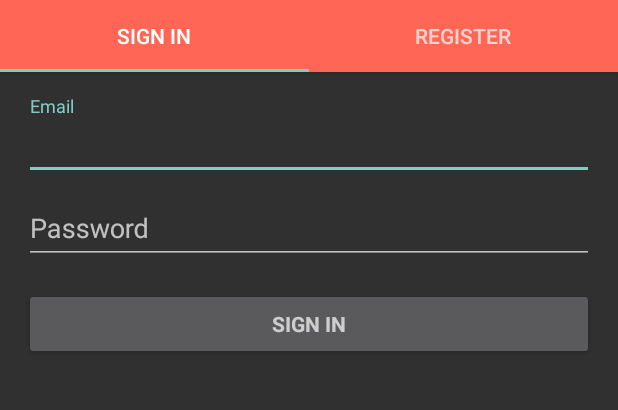
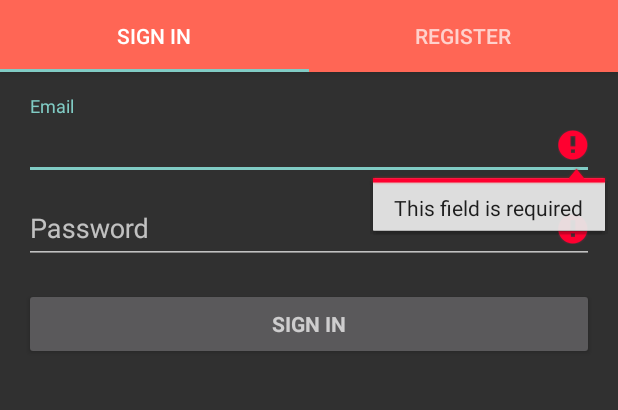
Before and after one commit to BillBarthel/Titan-Alumni-Card-App, an Android app: the screen it shows after launch (LoginActivity), after a tap on "SIGN IN", on a phone screen of 412 x 824 dp, the part 135-545 px from its top. Run offline under Robolectric (Android 15) with nearby library versions, the phone set to English and light mode, and no system bars; our stand-ins replace Volley.

```diff
--- a/app/src/main/java/uwosh/titan_alumni_card_app/AlumniCardBackgroundSelectActivity.java
+++ b/app/src/main/java/uwosh/titan_alumni_card_app/AlumniCardBackgroundSelectActivity.java
@@ -25,7 +25,10 @@ public class AlumniCardBackgroundSelectActivity extends AppCompatActivity {
     private RadioButton selectedBackground;
     private Button getSelectedBackground;
     private int alumniCardBackground;
-    private static String URL = "http://192.168.0.7/AlumniCardAndroid/setbackground.php";
+    //Include the IP of the computer XAMPP is running on
+    //private static String URL = "http://192.168.0.7/AlumniCardAndroid/setbackground.php";
+    //Include the url of where the db is being hosted
+    private static String URL = "http://uwoshalumnicardextra.000webhostapp.com/setbackground.php";
 
     @Override
     protected void onCreate(Bundle savedInstanceState) {
--- a/app/src/main/java/uwosh/titan_alumni_card_app/MainActivity.java
+++ b/app/src/main/java/uwosh/titan_alumni_card_app/MainActivity.java
@@ -65,7 +65,10 @@ public class MainActivity extends AppCompatActivity implements View.OnClickListe
     //Uri to store the image uri
     private Uri filePath;
 
-    private String UPLOAD_URL = "http://192.168.0.7/AlumniCardAndroid/upload.php";
+    //Include the IP of the computer XAMPP is running on
+    //private static String URL = "http://192.168.0.7/AlumniCardAndroid/upload.php";
+    //Include the url of where the db is being hosted
+    private static String UPLOAD_URL = "http://uwoshalumnicardextra.000webhostapp.com/upload.php";
 
     /**
      * The {@link android.support.v4.view.PagerAdapter} that will provide
@@ -106,7 +109,6 @@ public class MainActivity extends AppCompatActivity implements View.OnClickListe
         //Setting clicklistener
         buttonChoose.setOnClickListener(this);
         buttonUpload.setOnClickListener(this);
-
 
         //Set user data received from database
         String userData = getIntent().getStringExtra("USER_DATA");
--- a/app/src/main/java/uwosh/titan_alumni_card_app/RegisterFragment.java
+++ b/app/src/main/java/uwosh/titan_alumni_card_app/RegisterFragment.java
@@ -40,7 +40,9 @@ public class RegisterFragment extends Fragment {
     public static final String EMAIL = "email";
     public static final String PASSWORD = "password";
     //Include the IP of the computer XAMPP is running on
-    private static String URL = "http://192.168.0.7/AlumniCardAndroid/register.php";
+    //private static String URL = "http://192.168.0.7/AlumniCardAndroid/register.php";
+    //Include the url of where the db is being hosted
+    private static String URL = "http://uwoshalumnicardextra.000webhostapp.com/register.php";
 
     // UI references.
     private EditText mFirstName;
--- a/app/src/main/java/uwosh/titan_alumni_card_app/SignInFragment.java
+++ b/app/src/main/java/uwosh/titan_alumni_card_app/SignInFragment.java
@@ -38,7 +38,9 @@ public class SignInFragment extends Fragment {
     public static final String EMAIL = "email";
     public static final String PASSWORD = "password";
     //Include the IP of the computer XAMPP is running on
-    private static String URL = "http://192.168.0.7/AlumniCardAndroid/signIn.php";
+    //private static String URL = "http://192.168.0.7/AlumniCardAndroid/signIn.php";
+    //Include the url of where the db is being hosted
+    private static String URL = "http://uwoshalumnicardextra.000webhostapp.com/signIn.php";
 
     // UI references.
     private AutoCompleteTextView mEmailView;
@@ -98,10 +100,10 @@ public class SignInFragment extends Fragment {
         mPasswordView.setError(null);
 
         // Store values at the time of the login attempt.
-        //final String email = mEmailView.getText().toString();
-        //final String password = mPasswordView.getText().toString();
-        final String email = "tname@alumni.uwosh.edu";
-        final String password = "admin";
+        final String email = mEmailView.getText().toString();
+        final String password = mPasswordView.getText().toString();
+        //final String email = "tname@alumni.uwosh.edu";
+        //final String password = "admin";
 
         boolean cancel = false;
         View focusView = null;
```
Also changed, not shown: app/src/main/res/layout/activity_main.xml (+4 -24 lines).
